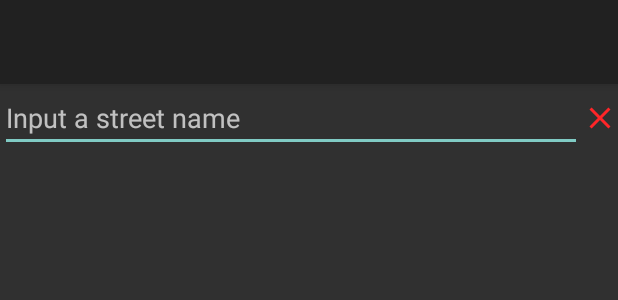
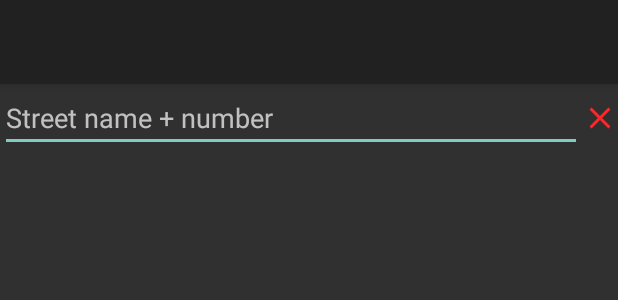
Before and after one commit to Mindavi/PackageDelivery, an Android app: the layout activity_add_address.xml on its own in the app's theme, with its tools: preview values and no code run, on a phone screen of 412 x 824 dp. Shown: the top 300 px of the screen. Run offline under Robolectric (Android 15) with nearby library versions, the phone set to English and light mode, and no system bars.

Commit message:
Give route creation activity an id to use, better hint for street input

```diff
--- a/app/src/main/res/layout/activity_add_address.xml
+++ b/app/src/main/res/layout/activity_add_address.xml
@@ -33,7 +33,7 @@
             android:ems="10"
             android:inputType="textPersonName"
             android:text=""
-            android:hint="@string/input_street_name"
+            android:hint="@string/street_name_and_number"
             android:layout_toStartOf="@+id/clear_button"/>
 
         <ImageButton
--- a/app/src/main/res/layout/activity_route_creation.xml
+++ b/app/src/main/res/layout/activity_route_creation.xml
@@ -1,5 +1,6 @@
 <?xml version="1.0" encoding="utf-8"?>
 <LinearLayout xmlns:android="http://schemas.android.com/apk/res/android"
+    android:id="@+id/route_creation_layout"
     xmlns:app="http://schemas.android.com/apk/res-auto"
     xmlns:tools="http://schemas.android.com/tools"
     android:layout_width="match_parent"
--- a/app/src/main/res/values/strings.xml
+++ b/app/src/main/res/values/strings.xml
@@ -6,8 +6,8 @@
     <string name="save_format">Save format</string>
     <string name="load_format">Load format</string>
     <string name="title_activity_add_address">AddAddress</string>
-    <string name="input_street_name">Input a street name</string>
     <string name="clear_button_description">clear button</string>
     <string name="no_route_format_file">No route format file found</string>
     <string name="add_address">Add address</string>
+    <string name="street_name_and_number">Street name + number</string>
 </resources>
```
